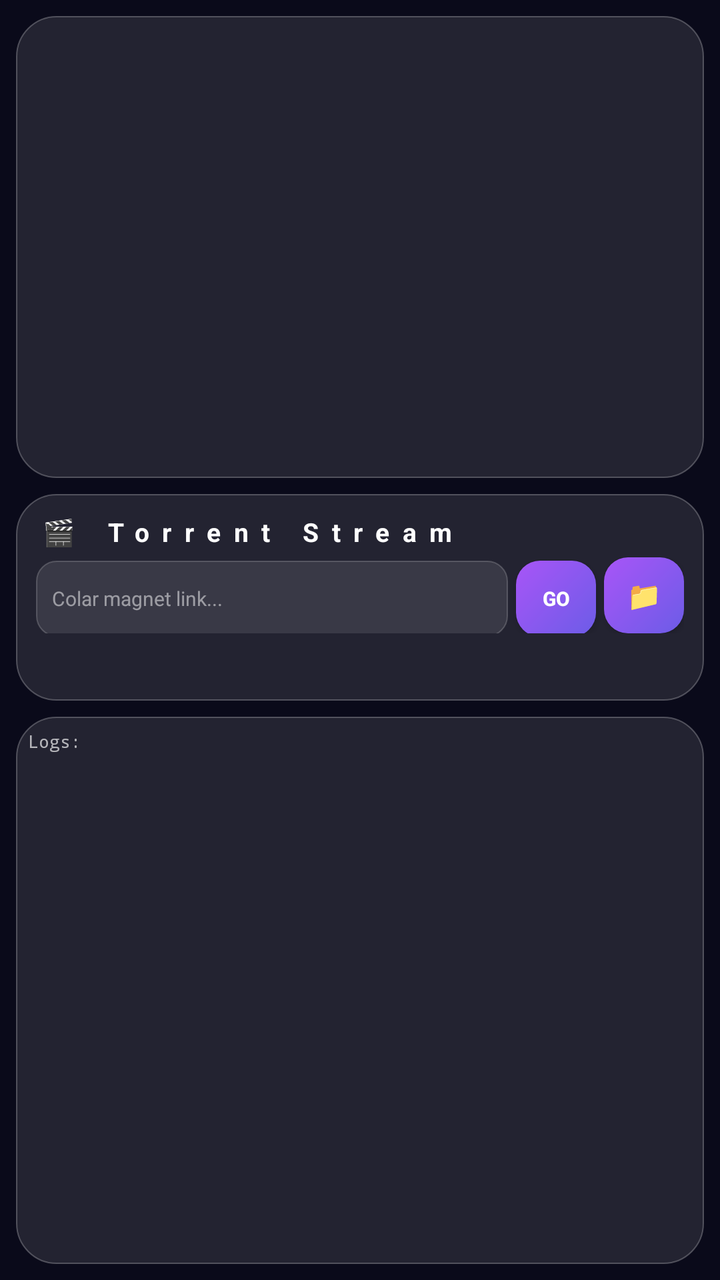
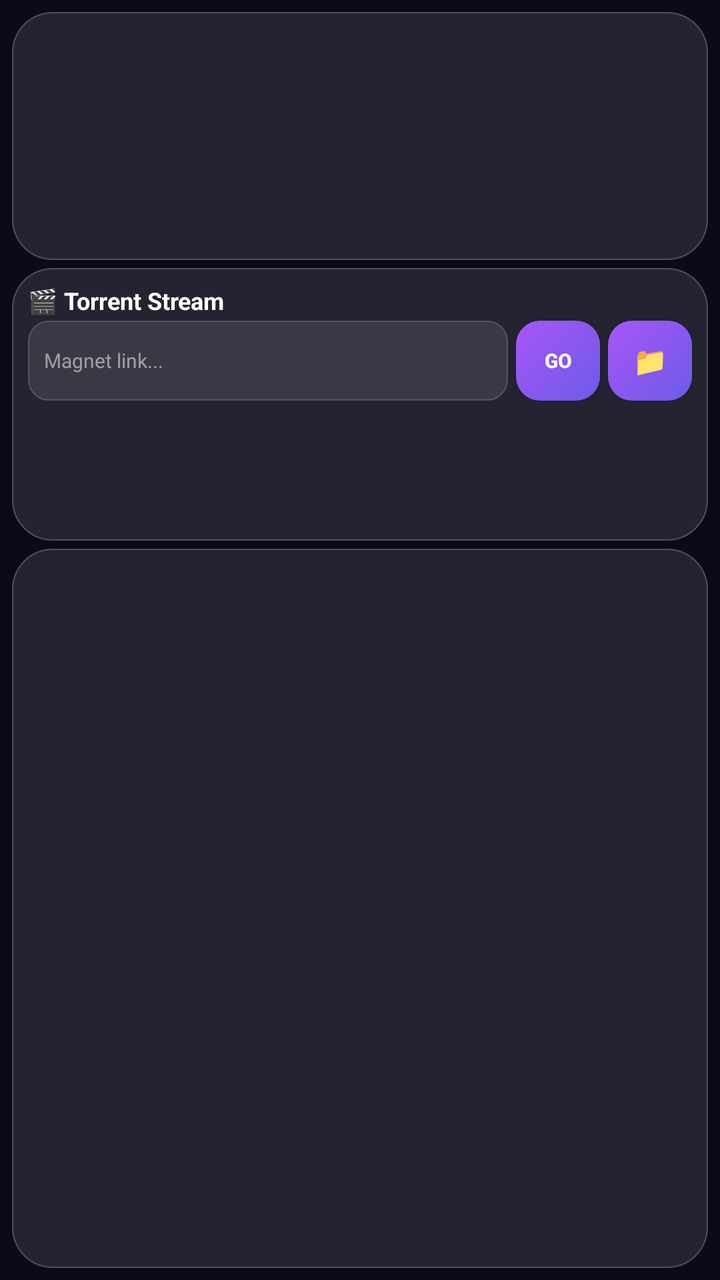

Two renders of the same Android screen: before a commit and after it. Below are the layout's source before the change and the commit's diff.
<!-- AndroidManifest.xml: application theme AppTheme -->
<!-- res/layout/activity_main.xml -->
<?xml version="1.0" encoding="utf-8"?>
<LinearLayout xmlns:android="http://schemas.android.com/apk/res/android"
    android:layout_width="match_parent"
    android:layout_height="match_parent"
    android:orientation="vertical"
    android:background="#0a0a1a"
    android:padding="8dp">
    
    
    <FrameLayout
        android:layout_width="match_parent"
        android:layout_height="0dp"
        android:layout_weight="38"
        android:layout_marginBottom="8dp"
        android:background="@drawable/glass_bg"
        android:elevation="8dp"
        android:padding="4dp">
        
        <SurfaceView
            android:id="@+id/video_surface"
            android:layout_width="match_parent"
            android:layout_height="match_parent"
            android:layout_gravity="center"
            android:visibility="gone" />
        
        <ProgressBar
            android:id="@+id/spinner_bar"
            android:layout_width="28dp"
            android:layout_height="28dp"
            android:layout_gravity="center"
            android:indeterminateTint="#6c5ce7"
            android:visibility="gone" />
    </FrameLayout>
    
    
    <LinearLayout
        android:layout_width="match_parent"
        android:layout_height="0dp"
        android:layout_weight="17"
        android:orientation="vertical"
        android:background="@drawable/glass_bg"
        android:padding="10dp"
        android:layout_marginBottom="8dp"
        android:elevation="8dp">
        
        <TextView
            android:id="@+id/status_text"
            android:layout_width="match_parent"
            android:layout_height="wrap_content"
            android:text="🎬 Torrent Stream"
            android:textColor="#FFFFFF"
            android:textSize="13sp"
            android:textStyle="bold"
            android:letterSpacing="0.5"
            android:layout_marginBottom="4dp"
            android:singleLine="true"
            android:ellipsize="end" />
        
        <ProgressBar
            android:id="@+id/buffer_bar"
            style="?android:attr/progressBarStyleHorizontal"
            android:layout_width="match_parent"
            android:layout_height="2dp"
            android:progressTint="#6c5ce7"
            android:progressBackgroundTint="#33FFFFFF"
            android:visibility="gone"
            android:layout_marginBottom="6dp" />
        
        <LinearLayout
            android:layout_width="match_parent"
            android:layout_height="wrap_content"
            android:orientation="horizontal">
            
            <EditText
                android:id="@+id/magnet_input"
                android:layout_width="0dp"
                android:layout_height="38dp"
                android:layout_weight="1"
                android:background="@drawable/input_bg"
                android:hint="Colar magnet link..."
                android:textColorHint="#80FFFFFF"
                android:inputType="textMultiLine"
                android:padding="8dp"
                android:textColor="#FFFFFF"
                android:textSize="10sp" />
            
            <Button
                android:id="@+id/btn_play"
                android:layout_width="40dp"
                android:layout_height="38dp"
                android:layout_marginStart="4dp"
                android:background="@drawable/btn_primary"
                android:text="GO"
                android:textColor="#fff"
                android:textStyle="bold"
                android:textSize="10sp"
                android:elevation="4dp" />
            
            <Button
                android:id="@+id/btn_torrent"
                android:layout_width="40dp"
                android:layout_height="38dp"
                android:layout_marginStart="4dp"
                android:background="@drawable/btn_primary"
                android:text="📁"
                android:textColor="#fff"
                android:textSize="14sp"
                android:elevation="4dp" />
        </LinearLayout>
        
        <LinearLayout
            android:layout_width="match_parent"
            android:layout_height="wrap_content"
            android:orientation="horizontal"
            android:layout_marginTop="6dp">
            
            <Button
                android:id="@+id/btn_watch"
                android:layout_width="0dp"
                android:layout_height="34dp"
                android:layout_weight="1"
                android:background="@drawable/btn_success"
                android:text="▶ ASSISTIR"
                android:textColor="#fff"
                android:textStyle="bold"
                android:textSize="11sp"
                android:visibility="gone"
                android:elevation="4dp" />
            
            <Button
                android:id="@+id/btn_stop"
                android:layout_width="0dp"
                android:layout_height="34dp"
                android:layout_weight="1"
                android:layout_marginStart="4dp"
                android:background="@drawable/btn_danger"
                android:text="⏹ PARAR"
                android:textColor="#fff"
                android:textStyle="bold"
                android:textSize="11sp"
                android:visibility="gone"
                android:elevation="4dp" />
        </LinearLayout>
    </LinearLayout>
    
    
    <ScrollView
        android:layout_width="match_parent"
        android:layout_height="0dp"
        android:layout_weight="45"
        android:background="@drawable/glass_bg"
        android:elevation="8dp">
        
        <TextView
            android:id="@+id/debug_text"
            android:layout_width="match_parent"
            android:layout_height="wrap_content"
            android:text="Logs:"
            android:textColor="#AAFFFFFF"
            android:textSize="9sp"
            android:fontFamily="monospace"
            android:padding="6dp" />
    </ScrollView>
    
</LinearLayout>
<!-- resources referenced by this layout -->
<resources>
  <!-- drawable btn_danger (drawable) -->
  <?xml version="1.0" encoding="utf-8"?>
  <shape xmlns:android="http://schemas.android.com/apk/res/android">
      <solid android:color="#33ffffff" />
      <corners android:radius="12dp" />
      <stroke android:width="0.5dp" android:color="#44ffffff" />
  </shape>
  <!-- drawable btn_primary (drawable) -->
  <?xml version="1.0" encoding="utf-8"?>
  <shape xmlns:android="http://schemas.android.com/apk/res/android">
      <gradient android:startColor="#6c5ce7" android:endColor="#a855f7" android:angle="135" />
      <corners android:radius="12dp" />
  </shape>
  <!-- drawable btn_success (drawable) -->
  <?xml version="1.0" encoding="utf-8"?>
  <shape xmlns:android="http://schemas.android.com/apk/res/android">
      <gradient android:startColor="#00b894" android:endColor="#00cec9" android:angle="135" />
      <corners android:radius="12dp" />
  </shape>
  <!-- drawable glass_bg (drawable) -->
  <?xml version="1.0" encoding="utf-8"?>
  <shape xmlns:android="http://schemas.android.com/apk/res/android">
      <solid android:color="#1AFFFFFF" />
      <corners android:radius="20dp" />
      <stroke
          android:width="0.5dp"
          android:color="#40FFFFFF" />
  </shape>
  <!-- drawable input_bg (drawable) -->
  <?xml version="1.0" encoding="utf-8"?>
  <shape xmlns:android="http://schemas.android.com/apk/res/android">
      <solid android:color="#1AFFFFFF" />
      <corners android:radius="10dp" />
      <stroke
          android:width="0.5dp"
          android:color="#30FFFFFF" />
  </shape>
  <style name="AppTheme" parent="Theme.AppCompat.NoActionBar">
          <item name="android:windowBackground">@color/background</item>
          <item name="android:statusBarColor">@color/background</item>
          <item name="android:navigationBarColor">@color/background</item>
          <item name="colorPrimary">@color/primary</item>
          <item name="colorPrimaryDark">@color/primary_dark</item>
          <item name="colorAccent">@color/accent</item>
      </style>
  <color name="background">#0a0a0f</color>
  <color name="primary">#6c5ce7</color>
  <color name="primary_dark">#5a4bd1</color>
  <color name="accent">#00b894</color>
</resources>

<!-- the commit's change to res/layout/activity_main.xml (unified diff, before → after) -->
@@ -4,29 +4,27 @@
     android:layout_height="match_parent"
     android:orientation="vertical"
     android:background="#0a0a1a"
-    android:padding="8dp">
+    android:padding="6dp">
     
     
     <FrameLayout
         android:layout_width="match_parent"
         android:layout_height="0dp"
-        android:layout_weight="38"
-        android:layout_marginBottom="8dp"
+        android:layout_weight="20"
+        android:layout_marginBottom="4dp"
         android:background="@drawable/glass_bg"
-        android:elevation="8dp"
-        android:padding="4dp">
+        android:elevation="4dp">
         
         <SurfaceView
             android:id="@+id/video_surface"
             android:layout_width="match_parent"
             android:layout_height="match_parent"
-            android:layout_gravity="center"
             android:visibility="gone" />
         
         <ProgressBar
             android:id="@+id/spinner_bar"
-            android:layout_width="28dp"
-            android:layout_height="28dp"
+            android:layout_width="24dp"
+            android:layout_height="24dp"
             android:layout_gravity="center"
             android:indeterminateTint="#6c5ce7"
             android:visibility="gone" />
@@ -36,12 +34,12 @@
     <LinearLayout
         android:layout_width="match_parent"
         android:layout_height="0dp"
-        android:layout_weight="17"
+        android:layout_weight="22"
         android:orientation="vertical"
         android:background="@drawable/glass_bg"
-        android:padding="10dp"
-        android:layout_marginBottom="8dp"
-        android:elevation="8dp">
+        android:padding="8dp"
+        android:layout_marginBottom="4dp"
+        android:elevation="4dp">
         
         <TextView
             android:id="@+id/status_text"
@@ -49,88 +47,83 @@
             android:layout_height="wrap_content"
             android:text="🎬 Torrent Stream"
             android:textColor="#FFFFFF"
-            android:textSize="13sp"
+            android:textSize="12sp"
             android:textStyle="bold"
-            android:letterSpacing="0.5"
-            android:layout_marginBottom="4dp"
-            android:singleLine="true"
-            android:ellipsize="end" />
+            android:layout_marginBottom="2dp" />
         
         <ProgressBar
             android:id="@+id/buffer_bar"
             style="?android:attr/progressBarStyleHorizontal"
             android:layout_width="match_parent"
-            android:layout_height="2dp"
+            android:layout_height="3dp"
             android:progressTint="#6c5ce7"
             android:progressBackgroundTint="#33FFFFFF"
             android:visibility="gone"
-            android:layout_marginBottom="6dp" />
+            android:layout_marginBottom="4dp" />
         
         <LinearLayout
             android:layout_width="match_parent"
-            android:layout_height="wrap_content"
-            android:orientation="horizontal">
+            android:layout_height="40dp"
+            android:orientation="horizontal"
+            android:gravity="center_vertical">
             
             <EditText
                 android:id="@+id/magnet_input"
                 android:layout_width="0dp"
-                android:layout_height="38dp"
+                android:layout_height="match_parent"
                 android:layout_weight="1"
                 android:background="@drawable/input_bg"
-                android:hint="Colar magnet link..."
+                android:hint="Magnet link..."
                 android:textColorHint="#80FFFFFF"
-                android:inputType="textMultiLine"
                 android:padding="8dp"
                 android:textColor="#FFFFFF"
                 android:textSize="10sp" />
             
             <Button
                 android:id="@+id/btn_play"
-                android:layout_width="40dp"
-                android:layout_height="38dp"
+                android:layout_width="42dp"
+                android:layout_height="match_parent"
                 android:layout_marginStart="4dp"
                 android:background="@drawable/btn_primary"
                 android:text="GO"
                 android:textColor="#fff"
                 android:textStyle="bold"
-                android:textSize="10sp"
-                android:elevation="4dp" />
+                android:textSize="10sp" />
             
             <Button
                 android:id="@+id/btn_torrent"
-                android:layout_width="40dp"
-                android:layout_height="38dp"
+                android:layout_width="42dp"
+                android:layout_height="match_parent"
                 android:layout_marginStart="4dp"
                 android:background="@drawable/btn_primary"
                 android:text="📁"
                 android:textColor="#fff"
-                android:textSize="14sp"
-                android:elevation="4dp" />
+                android:textSize="14sp" />
         </LinearLayout>
         
         <LinearLayout
             android:layout_width="match_parent"
-            android:layout_height="wrap_content"
+            android:layout_height="36dp"
             android:orientation="horizontal"
-            android:layout_marginTop="6dp">
+            android:layout_marginTop="6dp"
+            android:gravity="center_vertical">
             
             <Button
                 android:id="@+id/btn_watch"
                 android:layout_width="0dp"
-                android:layout_height="34dp"
+                android:layout_height="match_parent"
                 android:layout_weight="1"
                 android:background="@drawable/btn_success"
                 android:text="▶ ASSISTIR"
                 android:textColor="#fff"
                 android:textStyle="bold"
                 android:textSize="11sp"
-                android:visibility="gone"
-                android:elevation="4dp" />
+                android:visibility="gone" />
             
             <Button
                 android:id="@+id/btn_stop"
                 android:layout_width="0dp"
-                android:layout_height="34dp"
+                android:layout_height="match_parent"
                 android:layout_weight="1"
                 android:layout_marginStart="4dp"
                 android:background="@drawable/btn_danger"
@@ -138,8 +131,7 @@
                 android:textColor="#fff"
                 android:textStyle="bold"
                 android:textSize="11sp"
-                android:visibility="gone"
-                android:elevation="4dp" />
+                android:visibility="gone" />
         </LinearLayout>
     </LinearLayout>
     
@@ -147,15 +139,15 @@
     <ScrollView
         android:layout_width="match_parent"
         android:layout_height="0dp"
-        android:layout_weight="45"
+        android:layout_weight="58"
         android:background="@drawable/glass_bg"
-        android:elevation="8dp">
+        android:elevation="4dp">
         
         <TextView
             android:id="@+id/debug_text"
             android:layout_width="match_parent"
             android:layout_height="wrap_content"
-            android:text="Logs:"
+            android:text=""
             android:textColor="#AAFFFFFF"
             android:textSize="9sp"
             android:fontFamily="monospace"
